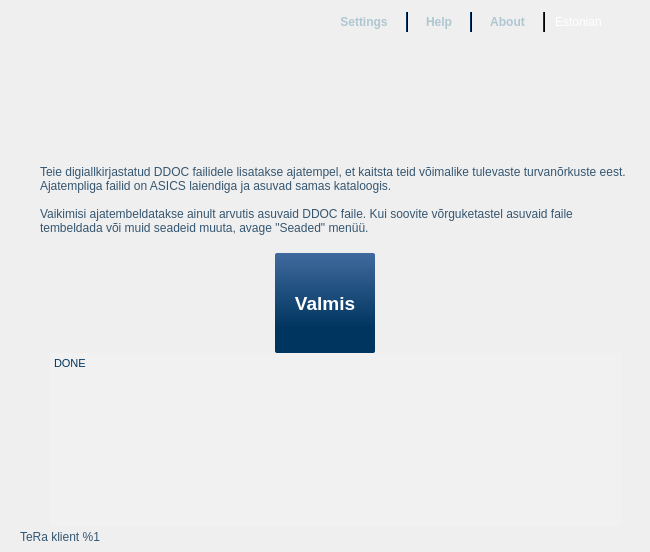
Old version of the form poc/MainWindow.ui in the repository open-eid/TeRa.
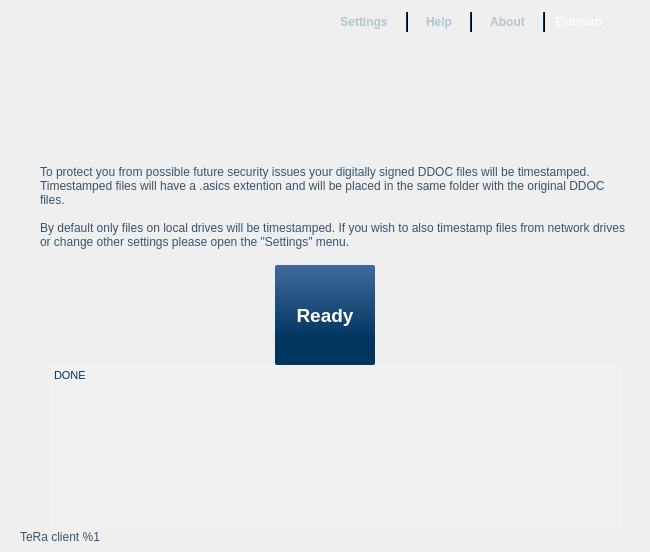
New version of the form. The open tabs and pages were chosen to show the change. Icons and pictures are not drawn. Custom widgets are drawn as their Qt base class.

Patch:
```diff
--- a/poc/MainWindow.ui
+++ b/poc/MainWindow.ui
@@ -496,9 +496,9 @@
                 <item row="2" column="0">
                  <widget class="QLabel" name="label_2">
                   <property name="text">
-                   <string>Teie digiallkirjastatud DDOC failidele lisatakse ajatempel, et kaitsta teid võimalike tulevaste turvanõrkuste eest. Ajatempliga failid on ASICS laiendiga ja asuvad samas kataloogis.
+                   <string>To protect you from possible future security issues your digitally signed DDOC files will be timestamped. Timestamped files will have a .asics extention and will be placed in the same folder with the original DDOC files.
 
-Vaikimisi ajatembeldatakse ainult arvutis asuvaid DDOC faile. Kui soovite võrguketastel asuvaid faile tembeldada või muid seadeid muuta, avage &quot;Seaded&quot; menüü.</string>
+By default only files on local drives will be timestamped. If you wish to also timestamp files from network drives or change other settings please open the &quot;Settings&quot; menu.</string>
                   </property>
                   <property name="wordWrap">
                    <bool>true</bool>
@@ -1254,7 +1254,7 @@
 </string>
                           </property>
                           <property name="text">
-                           <string>Valmis</string>
+                           <string>Ready</string>
                           </property>
                          </widget>
                         </item>
@@ -2033,7 +2033,7 @@
             </size>
            </property>
            <property name="text">
-            <string extracomment="%1 is for version number">TeRa klient %1</string>
+            <string extracomment="%1 is for version number">TeRa client %1</string>
            </property>
            <property name="alignment">
             <set>Qt::AlignLeading|Qt::AlignLeft|Qt::AlignTop</set>
```
